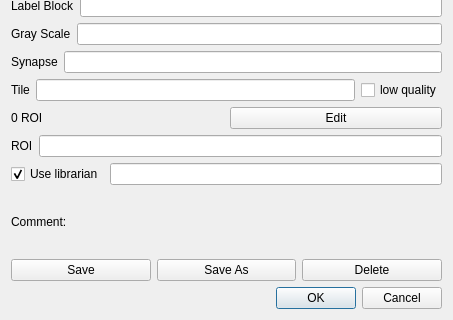
First picture: the form in neurolabi/gui/dialogs/zdviddialog.ui, repository janelia-flyem/NeuTu, before the edit; both pictures show x 0 to 453 and y 281 to 601 of the 453 by 601 pixel window.
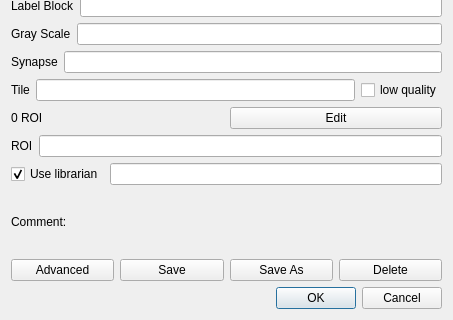
Second picture: the form after the edit.

Commit message: add advanced button in dvid dialog

```diff
--- a/neurolabi/gui/dialogs/zdviddialog.ui
+++ b/neurolabi/gui/dialogs/zdviddialog.ui
@@ -333,6 +333,13 @@
    </item>
    <item>
     <layout class="QHBoxLayout" name="horizontalLayout_11">
+     <item>
+      <widget class="QPushButton" name="advancedPushButton">
+       <property name="text">
+        <string>Advanced</string>
+       </property>
+      </widget>
+     </item>
      <item>
       <widget class="QPushButton" name="saveButton">
        <property name="text">
```
The commit also changes 4 other files.
